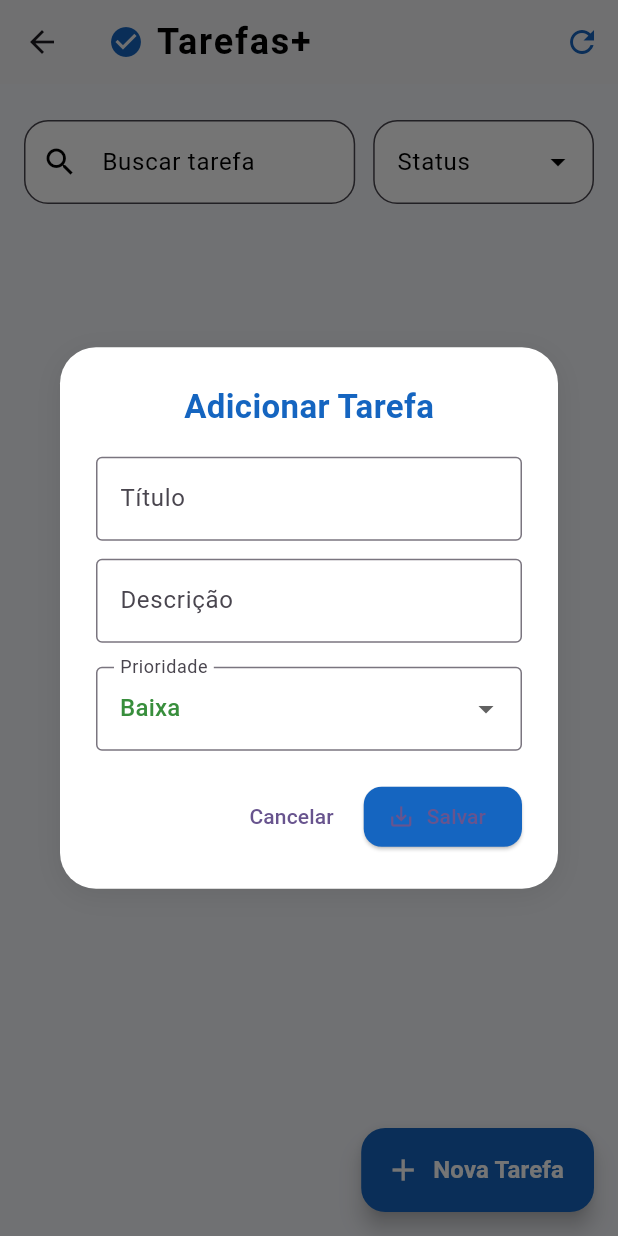
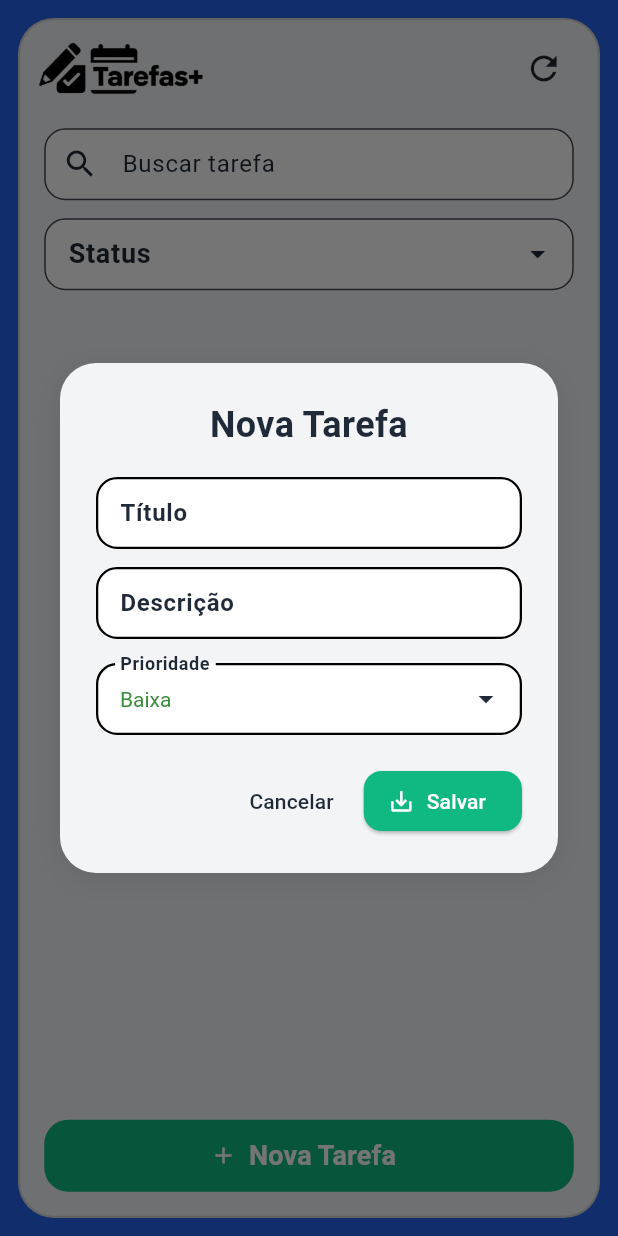
Before and after one commit to marlonpilonetto/tarefas_mais, a Flutter app: the TarefasDashboard screen opened by its route, after a tap on "Nova Tarefa", on a phone screen of 412 x 824 dp. Run offline on Flutter 3.47's test engine with Material 3 defaults, Android fonts, the phone set to English and light mode, and no system bars; our stand-ins replace shared_preferences, sqflite, sqflite_common_ffi; accounts and stored records are empty; network calls fail; Roboto replaces fonts that are missing (Poppins).

Commit message:
interface_update

```diff
--- a/lib/dashboard_page.dart
+++ b/lib/dashboard_page.dart
@@ -12,6 +12,10 @@ class _TarefasDashboardState extends State<TarefasDashboard> {
   List<Map<String, dynamic>> tarefas = [];
   final TextEditingController _searchController = TextEditingController();
   String? _statusSelecionado;
+
+  static const corFundo = Color(0xFF2563EB); // Azul de fundo
+  static const corContainer = Color(0xFFF3F4F6); // Cinza claro
+  static const corTexto = Color(0xFF1F2937); // Cinza escuro
 
   @override
   void initState() {
@@ -56,10 +60,14 @@ class _TarefasDashboardState extends State<TarefasDashboard> {
       builder: (context) {
         return Dialog(
           backgroundColor: Colors.transparent,
+          child: Center(
             child: Container(
+              constraints: const BoxConstraints(
+                maxWidth: 400, // Tamanho fixo igual ao container da dashboard
+              ),
               padding: const EdgeInsets.all(24),
               decoration: BoxDecoration(
-              color: Colors.white,
+                color: corContainer,
                 borderRadius: BorderRadius.circular(24),
                 boxShadow: [
                   BoxShadow(
@@ -73,27 +81,60 @@ class _TarefasDashboardState extends State<TarefasDashboard> {
                 mainAxisSize: MainAxisSize.min,
                 children: [
                   const Text(
-                  'Adicionar Tarefa',
+                    'Nova Tarefa',
                     style: TextStyle(
                       fontWeight: FontWeight.bold,
-                    fontSize: 22,
-                    color: Color(0xFF1565C0),
+                      fontSize: 24,
+                      color: corTexto,
                     ),
+                    textAlign: TextAlign.center,
                   ),
                   const SizedBox(height: 18),
                   TextField(
                     decoration: const InputDecoration(
                       labelText: 'Título',
-                    border: OutlineInputBorder(),
+                      labelStyle: TextStyle(color: corTexto, fontWeight: FontWeight.bold),
+                      border: OutlineInputBorder(
+                        borderRadius: BorderRadius.all(Radius.circular(14)),
+                        borderSide: BorderSide(color: Colors.black, width: 1.5),
                       ),
+                      enabledBorder: OutlineInputBorder(
+                        borderRadius: BorderRadius.all(Radius.circular(14)),
+                        borderSide: BorderSide(color: Colors.black, width: 1.5),
+                      ),
+                      focusedBorder: OutlineInputBorder(
+                        borderRadius: BorderRadius.all(Radius.circular(14)),
+                        borderSide: BorderSide(color: Colors.black, width: 2),
+                      ),
+                      filled: true,
+                      fillColor: Colors.white,
+                      contentPadding: EdgeInsets.symmetric(vertical: 0, horizontal: 12),
+                    ),
+                    style: const TextStyle(color: corTexto),
                     onChanged: (value) => titulo = value,
                   ),
                   const SizedBox(height: 12),
                   TextField(
                     decoration: const InputDecoration(
                       labelText: 'Descrição',
-                    border: OutlineInputBorder(),
+                      labelStyle: TextStyle(color: corTexto, fontWeight: FontWeight.bold),
+                      border: OutlineInputBorder(
+                        borderRadius: BorderRadius.all(Radius.circular(14)),
+                        borderSide: BorderSide(color: Colors.black, width: 1.5),
                       ),
+                      enabledBorder: OutlineInputBorder(
+                        borderRadius: BorderRadius.all(Radius.circular(14)),
+                        borderSide: BorderSide(color: Colors.black, width: 1.5),
+                      ),
+                      focusedBorder: OutlineInputBorder(
+                        borderRadius: BorderRadius.all(Radius.circular(14)),
+                        borderSide: BorderSide(color: Colors.black, width: 2),
+                      ),
+                      filled: true,
+                      fillColor: Colors.white,
+                      contentPadding: EdgeInsets.symmetric(vertical: 0, horizontal: 12),
+                    ),
+                    style: const TextStyle(color: corTexto),
                     onChanged: (value) => subtitulo = value,
                   ),
                   const SizedBox(height: 16),
@@ -101,7 +142,22 @@ class _TarefasDashboardState extends State<TarefasDashboard> {
                     value: corSelecionada,
                     decoration: const InputDecoration(
                       labelText: 'Prioridade',
-                    border: OutlineInputBorder(),
+                      labelStyle: TextStyle(color: corTexto, fontWeight: FontWeight.bold),
+                      border: OutlineInputBorder(
+                        borderRadius: BorderRadius.all(Radius.circular(14)),
+                        borderSide: BorderSide(color: Colors.black, width: 1.5),
+                      ),
+                      enabledBorder: OutlineInputBorder(
+                        borderRadius: BorderRadius.all(Radius.circular(14)),
+                        borderSide: BorderSide(color: Colors.black, width: 1.5),
+                      ),
+                      focusedBorder: OutlineInputBorder(
+                        borderRadius: BorderRadius.all(Radius.circular(14)),
+                        borderSide: BorderSide(color: Colors.black, width: 2),
+                      ),
+                      filled: true,
+                      fillColor: Colors.white,
+                      contentPadding: EdgeInsets.symmetric(vertical: 0, horizontal: 12),
                     ),
                     items: const [
                       DropdownMenuItem(value: "#D32F2F", child: Text('Crítico', style: TextStyle(color: Color(0xFFD32F2F)))),
@@ -113,21 +169,23 @@ class _TarefasDashboardState extends State<TarefasDashboard> {
                     onChanged: (value) {
                       if (value != null) corSelecionada = value;
                     },
+                    style: const TextStyle(color: corTexto),
+                    iconEnabledColor: corTexto,
                   ),
                   const SizedBox(height: 20),
                   Row(
                     mainAxisAlignment: MainAxisAlignment.end,
                     children: [
                       TextButton(
-                      child: const Text('Cancelar'),
+                        child: const Text('Cancelar', style: TextStyle(color: corTexto)),
                         onPressed: () => Navigator.of(context).pop(),
                       ),
                       const SizedBox(width: 8),
                       ElevatedButton.icon(
-                      icon: const Icon(Icons.save_alt),
-                      label: const Text('Salvar'),
+                        icon: const Icon(Icons.save_alt, color: Colors.white),
+                        label: const Text('Salvar', style: TextStyle(color: Colors.white)),
                         style: ElevatedButton.styleFrom(
-                        backgroundColor: const Color(0xFF1565C0),
+                          backgroundColor: const Color(0xFF10B981), // Verde
                           shape: RoundedRectangleBorder(
                             borderRadius: BorderRadius.circular(12),
                           ),
@@ -149,6 +207,7 @@ class _TarefasDashboardState extends State<TarefasDashboard> {
                     ],
                   ),
                 ],
+              ),
             ),
           ),
         );
@@ -192,87 +251,89 @@ class _TarefasDashboardState extends State<TarefasDashboard> {
   @override
   Widget build(BuildContext context) {
     return Scaffold(
-      backgroundColor: const Color(0xFFF4F6FB),
-      appBar: AppBar(
-        backgroundColor: Colors.white,
-        elevation: 2,
-        title: Row(
+      backgroundColor: corFundo,
+      body: SafeArea(
+        child: Center(
+          child: Container(
+            constraints: const BoxConstraints(maxWidth: 400),
+            decoration: BoxDecoration(
+              borderRadius: BorderRadius.circular(24),
+              border: Border.all(color: Colors.black12, width: 1.5),
+              color: corContainer,
+            ),
+            margin: const EdgeInsets.all(12),
+            child: Column(
               children: [
-            const Icon(Icons.check_circle, color: Color(0xFF1565C0)),
-            const SizedBox(width: 8),
-            const Text(
-              'Tarefas+',
-              style: TextStyle(
-                fontWeight: FontWeight.bold,
-                fontSize: 24,
-                color: Colors.black, // <-- preto
-                letterSpacing: 1.2,
+                // AppBar customizada
+                Padding(
+                  padding: const EdgeInsets.symmetric(horizontal: 12, vertical: 8),
+                  child: Row(
+                    children: [
+                      Image.asset(
+                        'lib/imagens/logo.png',
+                        height: 36,
+                        fit: BoxFit.contain,
                       ),
-            ),
-          ],
-        ),
-        actions: [
+                      const Spacer(),
                       IconButton(
-            icon: const Icon(Icons.refresh, color: Color(0xFF1565C0)),
+                        icon: const Icon(Icons.refresh, color: corTexto, size: 26),
                         tooltip: 'Atualizar',
                         onPressed: _carregarTarefas,
                       ),
                     ],
                   ),
-      body: Center(
-        child: ConstrainedBox(
-          constraints: const BoxConstraints(maxWidth: 700),
-          child: Padding(
-            padding: const EdgeInsets.symmetric(horizontal: 16, vertical: 24),
-            child: Column(
-              children: [
-                // Barra de busca e filtro
-                Row(
-                  children: [
-                    Expanded(
-                      flex: 3,
+                ),
+                // Busca
+                Padding(
+                  padding: const EdgeInsets.symmetric(horizontal: 16, vertical: 8),
                   child: TextField(
                     controller: _searchController,
                     onChanged: (_) => _carregarTarefas(),
                     decoration: InputDecoration(
                       labelText: 'Buscar tarefa',
-                          labelStyle: const TextStyle(color: Colors.black),
+                      labelStyle: const TextStyle(color: corTexto),
                       border: OutlineInputBorder(
-                            borderRadius: BorderRadius.circular(16),
+                        borderRadius: BorderRadius.circular(14),
                       ),
-                          prefixIcon: const Icon(Icons.search, color: Colors.black),
+                      prefixIcon: const Icon(Icons.search, color: corTexto),
                       filled: true,
-                          fillColor: const Color.fromARGB(255, 255, 255, 255),
+                      fillColor: Colors.white,
+                      contentPadding: const EdgeInsets.symmetric(vertical: 0, horizontal: 12),
                     ),
-                        style: const TextStyle(color: Colors.black),
+                    style: const TextStyle(color: corTexto),
                   ),
                 ),
-                    const SizedBox(width: 12),
-                    Expanded(
-                      flex: 2,
+                // Filtro de status
+                Padding(
+                  padding: const EdgeInsets.symmetric(horizontal: 16, vertical: 4),
                   child: DropdownButtonFormField<String>(
                     value: _statusSelecionado,
                     decoration: InputDecoration(
                       labelText: 'Status',
-                          labelStyle: const TextStyle(color: Colors.black),
+                      labelStyle: const TextStyle(
+                        color: corTexto,
+                        fontWeight: FontWeight.bold,
+                        fontSize: 18,
+                      ),
                       border: OutlineInputBorder(
-                            borderRadius: BorderRadius.circular(16),
+                        borderRadius: BorderRadius.circular(14),
                       ),
                       filled: true,
-                          fillColor: const Color.fromARGB(255, 255, 255, 255),
+                      fillColor: Colors.white,
+                      contentPadding: const EdgeInsets.symmetric(vertical: 0, horizontal: 12),
                     ),
                     items: const [
                       DropdownMenuItem(
                         value: 'todos',
-                            child: Text('Todos', style: TextStyle(color: Colors.black)),
+                        child: Text('-', style: TextStyle(color: corTexto)),
                       ),
                       DropdownMenuItem(
                         value: 'ativo',
-                            child: Text('Ativo', style: TextStyle(color: Colors.black)),
+                        child: Text('Ativo', style: TextStyle(color: corTexto)),
                       ),
                       DropdownMenuItem(
                         value: 'inativo',
-                            child: Text('Inativo', style: TextStyle(color: Colors.black)),
+                        child: Text('Inativo', style: TextStyle(color: corTexto)),
                       ),
                     ],
                     onChanged: (value) {
@@ -281,13 +342,11 @@ class _TarefasDashboardState extends State<TarefasDashboard> {
                       });
                       _carregarTarefas();
                     },
-                        style: const TextStyle(color: Colors.black),
-                        iconEnabledColor: Colors.black,
+                    style: const TextStyle(color: corTexto),
+                    iconEnabledColor: corTexto,
                   ),
                 ),
-                  ],
-                ),
-                const SizedBox(height: 24),
+                const SizedBox(height: 8),
                 // Lista de tarefas
                 Expanded(
                   child: tarefas.isEmpty
@@ -295,101 +354,94 @@ class _TarefasDashboardState extends State<TarefasDashboard> {
                           child: Text(
                             'Nenhuma tarefa encontrada.',
                             style: TextStyle(
-                              color: Colors.black,
+                              color: corTexto,
                               fontSize: 18,
                             ),
                           ),
                         )
                       : ListView.separated(
+                          padding: const EdgeInsets.symmetric(horizontal: 12, vertical: 8),
                           itemCount: tarefas.length,
                           separatorBuilder: (_, __) => const SizedBox(height: 10),
                           itemBuilder: (context, index) {
                             final tarefa = tarefas[index];
                             final bool concluido = tarefa['concluido'] ?? false;
 
-                            return Card(
-                              elevation: 6,
-                              shape: RoundedRectangleBorder(
-                                borderRadius: BorderRadius.circular(18),
+                            return Container(
+                              decoration: BoxDecoration(
+                                color: Colors.white,
+                                borderRadius: BorderRadius.circular(16),
+                                border: Border.all(color: Colors.black12, width: 1),
                               ),
-                              color: Colors.white,
                               child: ListTile(
                                 contentPadding: const EdgeInsets.symmetric(
-                                  horizontal: 18,
-                                  vertical: 12,
+                                  horizontal: 12,
+                                  vertical: 4,
                                 ),
                                 leading: CircleAvatar(
                                   backgroundColor: _parseColor(tarefa['cor']),
-                                  radius: 16,
+                                  radius: 18,
                                   child: Icon(
-                                    concluido ? Icons.check : Icons.assignment_turned_in,
+                                    concluido ? Icons.check : Icons.circle_outlined,
                                     color: Colors.white,
-                                    size: 18,
+                                    size: 22,
                                   ),
                                 ),
                                 title: Text(
                                   tarefa['titulo'],
-                                  style: TextStyle(
+                                  style: const TextStyle(
                                     fontWeight: FontWeight.bold,
-                                    fontSize: 17,
-                                    color: Colors.black, // <-- preto
-                                    decoration: concluido
-                                        ? TextDecoration.lineThrough
-                                        : null,
+                                    fontSize: 16,
+                                    color: corTexto,
                                   ),
                                 ),
-                                subtitle: Column(
-                                  crossAxisAlignment: CrossAxisAlignment.start,
-                                  children: [
-                                    Text(
-                                      tarefa['subtitulo'] ?? '',
+                                subtitle: Text(
+                                  'Status: ${tarefa['status']}',
                                   style: const TextStyle(
-                                        color: Colors.black, // <-- preto
+                                    color: corTexto,
                                     fontSize: 13,
                                   ),
                                 ),
-                                    const SizedBox(height: 2),
-                                    Text(
-                                      'Status: ${tarefa['status']}',
-                                      style: TextStyle(
-                                        fontSize: 11,
-                                        color: Colors.black, // <-- preto
-                                      ),
-                                    ),
-                                  ],
-                                ),
-                                trailing: Wrap(
-                                  spacing: 4,
-                                  children: [
-                                    IconButton(
+                                trailing: IconButton(
+                                  icon: const Icon(Icons.radio_button_unchecked, color: corTexto, size: 28),
+                                  onPressed: () => _alternarConclusao(index),
                                   tooltip: concluido
                                       ? 'Desmarcar conclusão'
                                       : 'Marcar como concluída',
-                                      icon: Icon(
-                                        concluido
-                                            ? Icons.check_circle
-                                            : Icons.radio_button_unchecked,
-                                        color: concluido
-                                            ? Colors.green
-                                            : Colors.blue[800],
-                                        size: 22,
                                 ),
-                                      onPressed: () => _alternarConclusao(index),
-                                    ),
-                                    IconButton(
-                                      tooltip: 'Excluir tarefa',
-                                      icon: const Icon(
-                                        Icons.delete,
-                                        color: Colors.red,
-                                        size: 22,
-                                      ),
-                                      onPressed: () => _excluirTarefa(index),
-                                    ),
-                                  ],
-                                ),
+                                onLongPress: () => _excluirTarefa(index),
                               ),
                             );
                           },
+                        ),
+                ),
+                // Botão Nova Tarefa
+                Padding(
+                  padding: const EdgeInsets.all(16),
+                  child: SizedBox(
+                    width: double.infinity,
+                    height: 48,
+                    child: OutlinedButton.icon(
+                      icon: const Icon(Icons.add, color: Colors.white),
+                      label: const Text(
+                        'Nova Tarefa',
+                        style: TextStyle(
+                          fontWeight: FontWeight.bold,
+                          fontSize: 18,
+                          color: Colors.white,
+                        ),
+                      ),
+                      style: OutlinedButton.styleFrom(
+                        side: BorderSide.none,
+                        shape: RoundedRectangleBorder(
+                          borderRadius: BorderRadius.circular(16),
+                        ),
+                        backgroundColor: const Color(0xFF10B981), // Verde
+                        foregroundColor: Colors.white,
+                        elevation: 0,
+                      ),
+                      onPressed: _abrirModalNovaTarefa,
+                    ),
                   ),
                 ),
               ],
@@ -397,20 +449,6 @@ class _TarefasDashboardState extends State<TarefasDashboard> {
           ),
         ),
       ),
-      floatingActionButton: FloatingActionButton.extended(
-        heroTag: 'add_tarefa',
-        backgroundColor: const Color(0xFF1565C0),
-        onPressed: _abrirModalNovaTarefa,
-        icon: const Icon(Icons.add, color: Colors.white),
-        label: const Text(
-          'Nova Tarefa',
-          style: TextStyle(
-            fontWeight: FontWeight.bold,
-            fontSize: 16,
-            color: Colors.white,
-          ),
-        ),
-      ),
     );
   }
 }
--- a/pubspec.yaml
+++ b/pubspec.yaml
@@ -39,3 +39,6 @@ dev_dependencies:
 
 flutter:
   uses-material-design: true
+
+  assets:
+    - lib/imagens/
```
Also changed, not shown: lib/login_page.dart (+58 -64 lines), lib/imagens/logo.png (added). Lines whose indentation alone changed are shown as unchanged.
